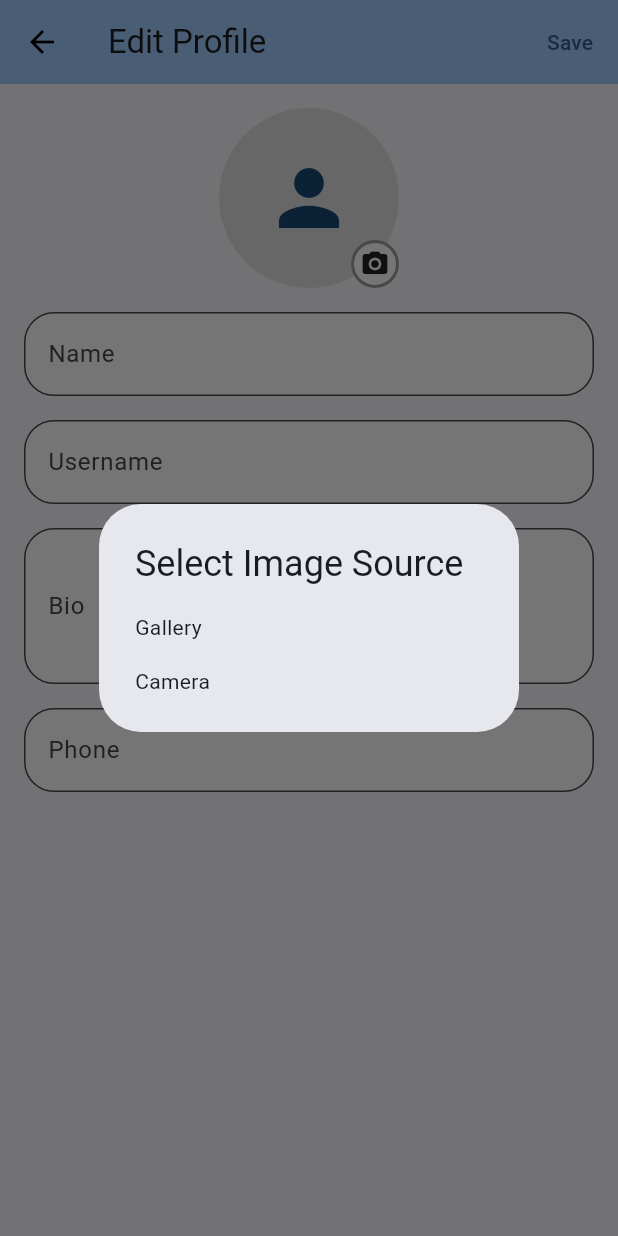
After one commit to AngelPtr/haidenjem, a Flutter app: the EditProfileScreen screen opened directly, after a tap on the "camera alt" icon, on a phone screen of 412 x 824 dp. The commit adds this screen. Run offline on Flutter 3.47's test engine with Material 3 defaults, Android fonts, the phone set to English and light mode, and no system bars; our stand-ins replace cloud_firestore, firebase_auth, firebase_core, firebase_messaging, firebase_storage, geolocator and 3 more; missing offline and left inert: geolocator_android, geolocator_apple; accounts and stored records are empty.

Commit message:
Profile + Edit Profile

```diff
--- /dev/null
+++ b/lib/screens/edit_profile.dart
@@ -0,0 +1,251 @@
+import 'dart:io';
+import 'package:flutter/material.dart';
+import 'package:firebase_storage/firebase_storage.dart';
+import 'package:cloud_firestore/cloud_firestore.dart';
+import 'package:image_picker/image_picker.dart';
+
+class EditProfileScreen extends StatefulWidget {
+  const EditProfileScreen({Key? key}) : super(key: key);
+
+  @override
+  State<EditProfileScreen> createState() => _EditProfileScreenState();
+}
+
+class _EditProfileScreenState extends State<EditProfileScreen> {
+  File? _image;
+  final ImagePicker _picker = ImagePicker();
+  final FirebaseFirestore _firestore = FirebaseFirestore.instance;
+  final FirebaseStorage _storage = FirebaseStorage.instance;
+
+  final _formKey = GlobalKey<FormState>();
+  final _nameController = TextEditingController();
+  final _usernameController = TextEditingController();
+  final _bioController = TextEditingController();
+  final _phoneController = TextEditingController();
+
+  @override
+  Widget build(BuildContext context) {
+    return Scaffold(
+      appBar: AppBar(
+        title: const Text('Edit Profile'),
+        backgroundColor: Theme.of(context).colorScheme.inversePrimary,
+        elevation: 0,
+        leading: IconButton(
+          icon: const Icon(Icons.arrow_back, color: Colors.black),
+          onPressed: () {
+            Navigator.pop(context);
+          },
+        ),
+        actions: [
+          TextButton(
+            onPressed: _saveProfile,
+            child: const Text('Save'),
+          ),
+        ],
+      ),
+      body: SingleChildScrollView(
+        child: Padding(
+          padding: const EdgeInsets.all(16.0),
+          child: Form(
+            key: _formKey,
+            child: Column(
+              children: [
+                Center(
+                  child: Stack(
+                    children: [
+                      _image != null
+                          ? CircleAvatar(
+                              radius: 60,
+                              backgroundImage: Image.file(_image!).image,
+                            )
+                          : CircleAvatar(
+                              radius: 60,
+                              backgroundColor: Colors.grey[300],
+                              child: const Icon(
+                                Icons.person,
+                                size: 60,
+                              ),
+                            ),
+                      Positioned(
+                        bottom: 0,
+                        right: 0,
+                        child: GestureDetector(
+                          onTap: _showImageSourceDialog,
+                          child: Container(
+                            decoration: BoxDecoration(
+                              color: Colors.white,
+                              shape: BoxShape.circle,
+                              border: Border.all(
+                                color: Colors.grey,
+                                width: 2,
+                              ),
+                            ),
+                            padding: const EdgeInsets.all(4),
+                            child: const Icon(Icons.camera_alt, size: 20),
+                          ),
+                        ),
+                      ),
+                    ],
+                  ),
+                ),
+                const SizedBox(height: 16),
+                TextFormField(
+                  controller: _nameController,
+                  decoration: InputDecoration(
+                    labelText: 'Name',
+                    border: OutlineInputBorder(
+                      borderRadius:
+                          BorderRadius.circular(20), // circular border
+                    ),
+                    filled: true, // fill the background with a color
+                    fillColor: Colors.white, // background color
+                  ),
+                  validator: (value) {
+                    if (value == null || value.isEmpty) {
+                      return 'Please enter your name';
+                    }
+                    return null;
+                  },
+                ),
+                const SizedBox(height: 16),
+                TextFormField(
+                  controller: _usernameController,
+                  decoration: InputDecoration(
+                    labelText: 'Username',
+                    border: OutlineInputBorder(
+                      borderRadius:
+                          BorderRadius.circular(20), // circular border
+                    ),
+                    filled: true, // fill the background with a color
+                    fillColor: Colors.white, // background color
+                  ),
+                  validator: (value) {
+                    if (value == null || value.isEmpty) {
+                      return 'Please enter your username';
+                    }
+                    return null;
+                  },
+                ),
+                const SizedBox(height: 16),
+                TextFormField(
+                  controller: _bioController,
+                  maxLines: 3,
+                  decoration: InputDecoration(
+                    labelText: 'Bio',
+                    border: OutlineInputBorder(
+                      borderRadius:
+                          BorderRadius.circular(20), // circular border
+                    ),
+                    filled: true, // fill the background with a color
+                    fillColor: Colors.white, // background color
+                  ),
+                ),
+                const SizedBox(height: 16),
+                TextFormField(
+                  controller: _phoneController,
+                  decoration: InputDecoration(
+                    labelText: 'Phone',
+                    border: OutlineInputBorder(
+                      borderRadius:
+                          BorderRadius.circular(20), // circular border
+                    ),
+                    filled: true, // fill the background with a color
+                    fillColor: Colors.white, // background color
+                  ),
+                ),
+              ],
+            ),
+          ),
+        ),
+      ),
+    );
+  }
+
+  void _showImageSourceDialog() {
+    showDialog(
+      context: context,
+      builder: (BuildContext context) {
+        return AlertDialog(
+          title: const Text('Select Image Source'),
+          content: SingleChildScrollView(
+            child: ListBody(
+              children: <Widget>[
+                GestureDetector(
+                  child: const Text('Gallery'),
+                  onTap: () {
+                    Navigator.of(context).pop();
+                    _getImage(ImageSource.gallery);
+                  },
+                ),
+                const SizedBox(height: 16),
+                GestureDetector(
+                  child: const Text('Camera'),
+                  onTap: () {
+                    Navigator.of(context).pop();
+                    _getImage(ImageSource.camera);
+                  },
+                ),
+              ],
+            ),
+          ),
+        );
+      },
+    );
+  }
+
+  void _getImage(ImageSource source) async {
+    final XFile? image = await _picker.pickImage(source: source);
+    if (image != null) {
+      setState(() {
+        _image = File(image.path);
+      });
+    }
+  }
+
+  void _saveProfile() async {
+    if (_formKey.currentState!.validate()) {
+      if (_image != null) {
+        final ref =
+            _storage.ref().child('profilePictures').child('username.jpg');
+        await ref.putFile(_image!);
+        final url = await ref.getDownloadURL();
+
+        // Check if the "profile" collection exists
+        final collectionRef = _firestore.collection('profile');
+        final snapshot = await collectionRef.get();
+        if (snapshot.docs.isEmpty) {
+          // If the collection doesn't exist, create it
+          await collectionRef.doc('username').set({
+            'profilePicture': url,
+            'name': _nameController.text,
+            'username': _usernameController.text,
+          });
+        } else {
+          // If the collection exists, update the document
+          await collectionRef.doc('username').update({
+            'profilePicture': url,
+            'name': _nameController.text,
+            'username': _usernameController.text,
+          });
+        }
+      } else {
+        final collectionRef = _firestore.collection('profile');
+        final snapshot = await collectionRef.get();
+        if (snapshot.docs.isEmpty) {
+          // If the collection doesn't exist, create it
+          await collectionRef.doc('username').set({
+            'name': _nameController.text,
+            'username': _usernameController.text,
+          });
+        } else {
+          // If the collection exists, update the document
+          await collectionRef.doc('username').update({
+            'name': _nameController.text,
+            'username': _usernameController.text,
+          });
+        }
+      }
+      Navigator.pop(context);
+    }
+  }
+}
```
Also changed, not shown: lib/screens/profile_screen.dart (+154 -2 lines).
